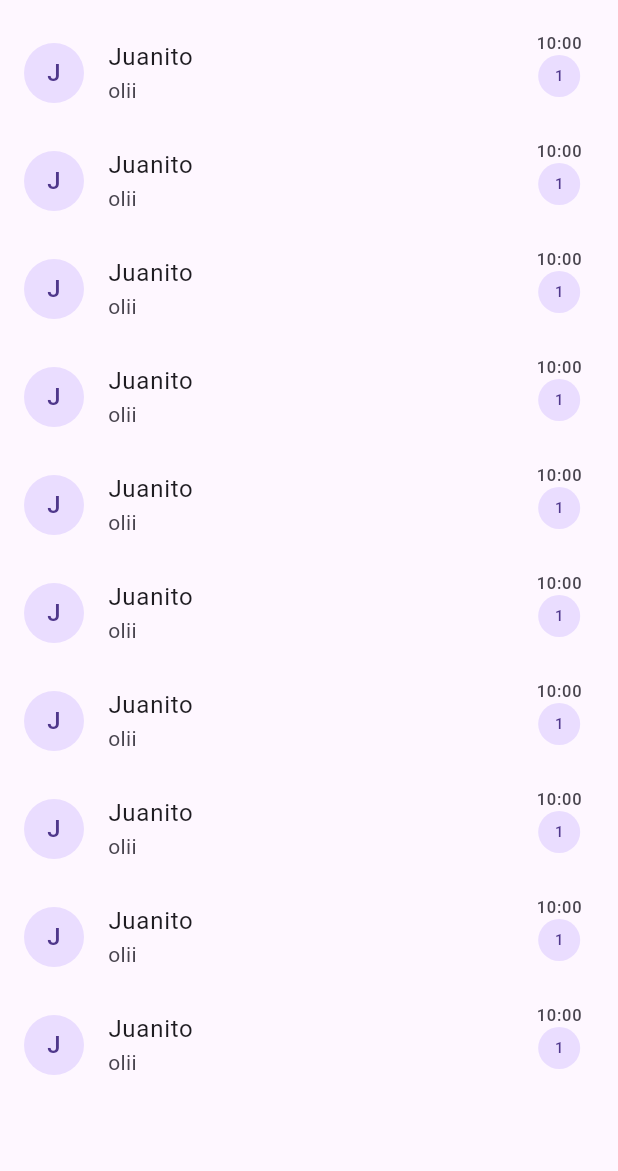
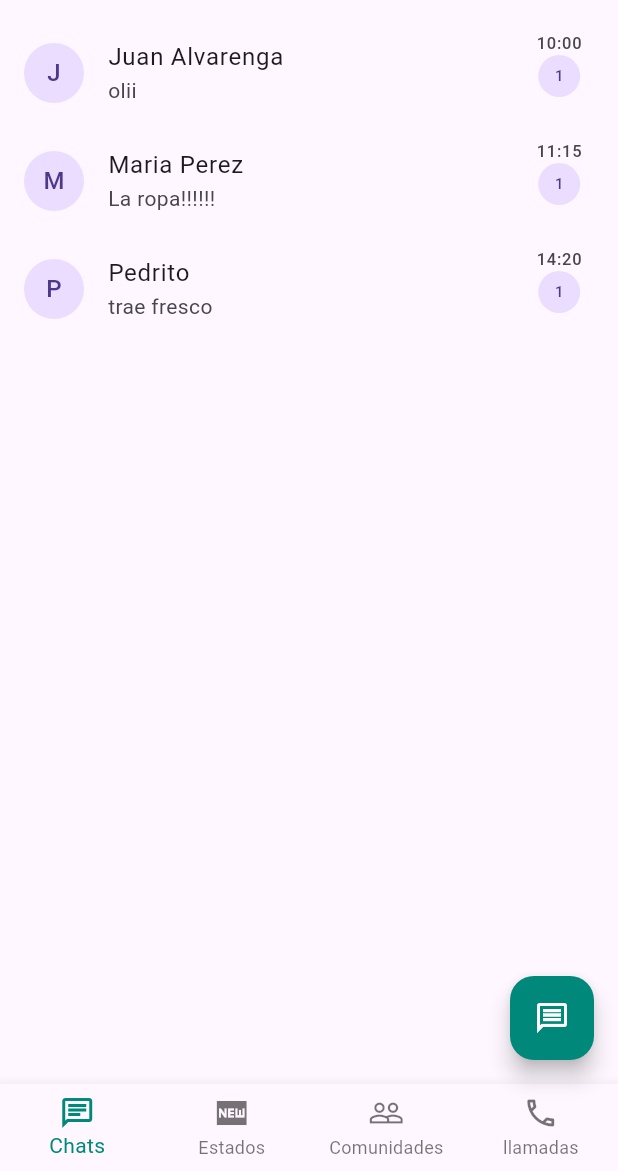
Before and after one commit to jalvarenga-unah/IS513-III-PAC-2024, a Flutter app: the screen it shows after launch, on a phone screen of 412 x 824 dp, the part 65-1236 px from its top. Run offline on Flutter 3.47's test engine with Material 3 defaults, Android fonts, the phone set to English and light mode, and no system bars.

Commit message:
manejo de bottom navigation bar

```diff
--- a/intro-flutter/clone_whatsapp/lib/src/api/store/data_chats.dart
+++ b/intro-flutter/clone_whatsapp/lib/src/api/store/data_chats.dart
@@ -1,4 +1,4 @@
-const chats = [
+const List<Map<String, String>> chats = [
   {
     'sender': 'Juan Alvarenga',
     'message': 'olii',
--- a/intro-flutter/clone_whatsapp/lib/src/modules/contacts/pages/home_page.dart
+++ b/intro-flutter/clone_whatsapp/lib/src/modules/contacts/pages/home_page.dart
@@ -1,3 +1,4 @@
+import 'package:clone_whatsapp/src/modules/contacts/widgets/bottom_menu.dart';
 import 'package:clone_whatsapp/src/modules/contacts/widgets/item_chat.dart';
 import 'package:flutter/material.dart';
 import 'package:clone_whatsapp/src/api/store/data_chats.dart';
@@ -7,7 +8,6 @@ class HomePage extends StatelessWidget {
 
   @override
   Widget build(BuildContext context) {
-    print(chats); //La respuesta del servidor
     return Scaffold(
       appBar: AppBar(
         centerTitle: false,
@@ -34,17 +34,70 @@ class HomePage extends StatelessWidget {
           ),
         ],
       ),
-      body: Center(
-          child: ListView.builder(
-        itemCount: 10,
-        itemBuilder: (BuildContext context, int indice) {
-          return Itemchat(
-            sender: 'Juanito',
-            message: 'olii',
-            time: '10:00',
-          );
-        },
-      )),
+      body: PageView(
+        children: const [
+          chat_fragment(),
+          estados_fragment(),
+          llamadas_fragment()
+        ],
+      ),
+      floatingActionButton: FloatingActionButton(
+        onPressed: () {},
+        backgroundColor: Colors.teal[600],
+        child: const Icon(
+          Icons.message_outlined,
+          color: Colors.white,
+        ),
+      ),
+      bottomNavigationBar: BottomMenu(),
     );
   }
 }
+
+class llamadas_fragment extends StatelessWidget {
+  const llamadas_fragment({
+    super.key,
+  });
+
+  @override
+  Widget build(BuildContext context) {
+    return Container(
+      color: Colors.red,
+    );
+  }
+}
+
+class estados_fragment extends StatelessWidget {
+  const estados_fragment({
+    super.key,
+  });
+
+  @override
+  Widget build(BuildContext context) {
+    return Container(
+      color: Colors.blue,
+    );
+  }
+}
+
+class chat_fragment extends StatelessWidget {
+  const chat_fragment({
+    super.key,
+  });
+
+  @override
+  Widget build(BuildContext context) {
+    return Center(
+      child: ListView.builder(
+        itemCount: chats.length,
+        itemBuilder: (BuildContext context, int indice) {
+          return Itemchat(
+            sender: chats[indice]['sender']!,
+            message: chats[indice]['message']!,
+            time: chats[indice]['time']!,
+          );
+        },
+      ),
+    );
+  }
+}
--- /dev/null
+++ b/intro-flutter/clone_whatsapp/lib/src/modules/contacts/widgets/bottom_menu.dart
@@ -0,0 +1,54 @@
+import 'package:flutter/material.dart';
+
+class BottomMenu extends StatefulWidget {
+  const BottomMenu({
+    super.key,
+  });
+
+  @override
+  State<BottomMenu> createState() => _BottomMenuState();
+}
+
+class _BottomMenuState extends State<BottomMenu> {
+  int currentIndex = 0;
+
+  @override
+  Widget build(BuildContext context) {
+    return BottomNavigationBar(
+      type: BottomNavigationBarType
+          .fixed, // Propiedad para que se muestren todos los iconos cuando son mas de 3
+      currentIndex: currentIndex,
+      onTap: (index) {
+        currentIndex = index;
+        setState(() {});
+      },
+      selectedItemColor: Colors.teal[600],
+      items: const [
+        BottomNavigationBarItem(
+          icon: Icon(
+            Icons.chat_outlined,
+          ),
+          label: 'Chats',
+        ),
+        BottomNavigationBarItem(
+          icon: Icon(
+            Icons.fiber_new_sharp,
+          ),
+          label: 'Estados',
+        ),
+        BottomNavigationBarItem(
+          icon: Icon(
+            Icons.people_outline,
+          ),
+          label: 'Comunidades',
+        ),
+        BottomNavigationBarItem(
+          icon: Icon(
+            Icons.call_outlined,
+          ),
+          label: 'llamadas',
+        ),
+      ],
+    );
+  }
+}
```
